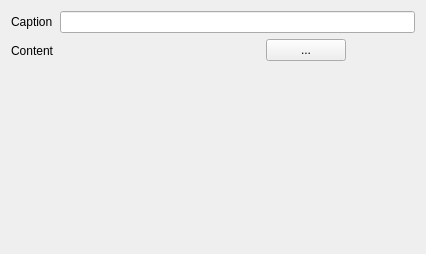
Qt form GGEditor_src/ui/panes/ggcontenteditorpane.ui (kingnak/GameGenerator) before a commit.
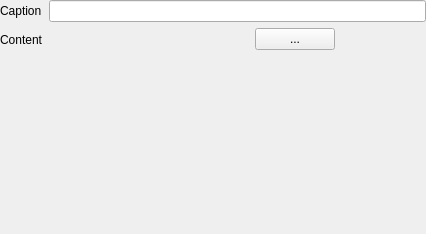
The same form after that commit.

What changed in the file:
```diff
--- a/GGEditor_src/ui/panes/ggcontenteditorpane.ui
+++ b/GGEditor_src/ui/panes/ggcontenteditorpane.ui
@@ -7,7 +7,7 @@
     <x>0</x>
     <y>0</y>
     <width>426</width>
-    <height>254</height>
+    <height>234</height>
    </rect>
   </property>
   <property name="windowTitle">
@@ -17,6 +17,18 @@
    <property name="fieldGrowthPolicy">
     <enum>QFormLayout::ExpandingFieldsGrow</enum>
    </property>
+   <property name="leftMargin">
+    <number>0</number>
+   </property>
+   <property name="topMargin">
+    <number>0</number>
+   </property>
+   <property name="rightMargin">
+    <number>0</number>
+   </property>
+   <property name="bottomMargin">
+    <number>0</number>
+   </property>
    <item row="2" column="0">
     <widget class="QLabel" name="label_2">
      <property name="text">
```
